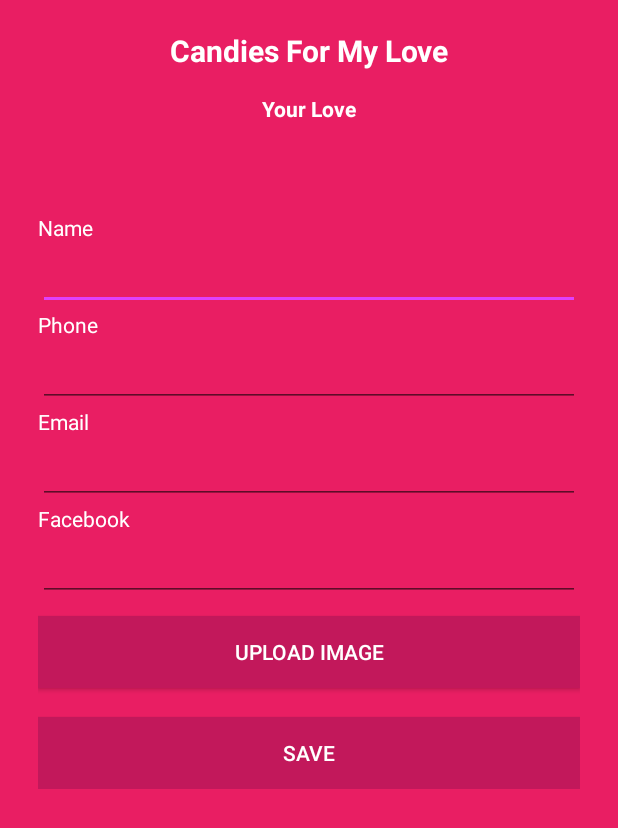
After one commit to futbolsalas15/udistrital-espingsw-informaticaI-dulcesparamiamor-appmovil, an Android app: the EditLoveActivity screen opened directly, with no data from a screen before it, on a phone screen of 412 x 824 dp. The commit adds this screen. Shown: the top 828 px of the screen. Run offline under Robolectric (Android 15) with nearby library versions, the phone set to English and light mode, and no system bars.

Commit message:
Se agrega botón a pagina de editar el amor.

```diff
--- a/app/src/main/AndroidManifest.xml
+++ b/app/src/main/AndroidManifest.xml
@@ -6,7 +6,7 @@
     <uses-permission android:name="android.permission.WRITE_EXTERNAL_STORAGE" />
     <uses-permission android:name="android.permission.INTERNET" />
     <uses-permission android:name="android.permission.READ_EXTERNAL_STORAGE" />
-    <uses-permission android:name="android.permission.SEND_SMS"/>
+    <uses-permission android:name="android.permission.SEND_SMS" />
 
     <uses-feature android:name="android.hardware.camera" />
     <uses-feature
@@ -15,7 +15,6 @@
     <uses-feature
         android:name="android.hardware.camera.flash"
         android:required="false" />
-
 
     <application
         android:allowBackup="true"
@@ -26,27 +25,26 @@
         <activity android:name=".view.LoginActivity">
             <intent-filter>
                 <action android:name="android.intent.action.MAIN" />
-
                 <category android:name="android.intent.category.LAUNCHER" />
             </intent-filter>
         </activity>
         <activity android:name=".view.MainActivity" />
         <activity android:name=".view.RegisterActivity" />
         <activity android:name=".view.RegisterLoverActivity" />
-        <activity android:name=".view.HomeActivity" />
+        <activity android:name=".view.HomeActivity" >
+        </activity>
         <activity android:name=".view.UploadActivity" />
         <activity
             android:name=".view.CameraActivity"
             android:screenOrientation="landscape"
-            android:theme="@style/ActionBarAppTheme"></activity>
+            android:theme="@style/ActionBarAppTheme" />
 
         <meta-data
             android:name="io.fabric.ApiKey"
             android:value="d151faadc8e2c9ff8714e7c49d8ecfb2fba050b5" />
 
-        <activity android:name=".view.MessageActivity">
-
-        </activity>
+        <activity android:name=".view.MessageActivity"></activity>
+        <activity android:name=".view.EditLoveActivity"></activity>
     </application>
 
 </manifest>
--- /dev/null
+++ b/app/src/main/java/co/edu/udistrital/dulcesparamiamor/view/EditLoveActivity.java
@@ -0,0 +1,15 @@
+package co.edu.udistrital.dulcesparamiamor.view;
+
+import android.support.v7.app.AppCompatActivity;
+import android.os.Bundle;
+
+import co.edu.udistrital.dulcesparamiamor.R;
+
+public class EditLoveActivity extends AppCompatActivity {
+
+    @Override
+    protected void onCreate(Bundle savedInstanceState) {
+        super.onCreate(savedInstanceState);
+        setContentView(R.layout.activity_edit_love);
+    }
+}
--- a/app/src/main/java/co/edu/udistrital/dulcesparamiamor/view/HomeActivity.java
+++ b/app/src/main/java/co/edu/udistrital/dulcesparamiamor/view/HomeActivity.java
@@ -17,10 +17,9 @@ public class HomeActivity extends AppCompatActivity {
 
 
 
-    public void loadImagefromGallery(View view)
+    public void EditLove(View view)
     {
-        startActivity(new Intent(HomeActivity.this, UploadActivity.class));
-
+        startActivity(new Intent(HomeActivity.this, EditLoveActivity.class));
     }
 
     public void startValidation(View view)
--- a/app/src/main/java/co/edu/udistrital/dulcesparamiamor/view/LoginActivity.java
+++ b/app/src/main/java/co/edu/udistrital/dulcesparamiamor/view/LoginActivity.java
@@ -153,6 +153,7 @@ public class LoginActivity extends AppCompatActivity {
                     SoapObject soapObject = new SoapObject();
                     soapObject.addProperty("correo", Email.getText().toString());
                     soapObject.addProperty("clave", Password.getText().toString());
+                    soapObject.addProperty("token", "");
                     OEAutenticar autenticarInput = new OEAutenticar(soapObject);
                     Log.e("Autenticar usuario","..");
                     autenticarUsuarioClient.autenticarUsuario(autenticarInput);
--- /dev/null
+++ b/app/src/main/res/layout/activity_edit_love.xml
@@ -0,0 +1,134 @@
+<?xml version="1.0" encoding="utf-8"?>
+<ScrollView xmlns:android="http://schemas.android.com/apk/res/android"
+    xmlns:tools="http://schemas.android.com/tools"
+    android:layout_width="match_parent"
+    android:layout_height="match_parent"
+    android:orientation="vertical"
+    android:background="@color/colorPrimary"
+    tools:context="co.edu.udistrital.dulcesparamiamor.view.EditLoveActivity">
+    <LinearLayout
+        android:layout_width="match_parent"
+        android:layout_height="wrap_content"
+        android:orientation="vertical"
+        >
+        <TextView
+            android:layout_width="match_parent"
+            android:layout_height="wrap_content"
+            android:text="@string/app_name"
+            android:textSize="20dp"
+            android:textColor="@color/textorIcons"
+            android:layout_marginTop="20dp"
+            android:gravity="center"
+            android:textStyle="bold"
+            />
+        <TextView
+            android:layout_width="match_parent"
+            android:layout_height="wrap_content"
+            android:textColor="@color/textorIcons"
+            android:layout_marginTop="15dp"
+            android:gravity="center"
+            android:textStyle="bold"
+            android:text="@string/lblyourlove"
+            ></TextView>
+        <RelativeLayout
+            android:layout_width="match_parent"
+            android:layout_height="wrap_content"
+            android:layout_marginTop="60dp"
+            android:layout_marginLeft="25dp"
+            android:layout_marginRight="25dp"
+            >
+            <TextView
+                android:layout_width="match_parent"
+                android:layout_height="wrap_content"
+                android:text="@string/lblname"
+                android:id="@+id/lblname"
+                android:textColor="@color/textorIcons"
+                />
+            <EditText
+                android:layout_width="match_parent"
+                android:layout_height="wrap_content"
+                android:layout_below="@id/lblname"
+                android:id="@+id/txtname"
+                android:textColor="@color/textorIcons"
+                />
+            <TextView
+                android:layout_width="match_parent"
+                android:layout_height="wrap_content"
+                android:text="@string/lblphone"
+                android:id="@+id/lblphone"
+                android:layout_below="@+id/txtname"
+                android:textColor="@color/textorIcons"
+                />
+            <EditText
+                android:layout_width="match_parent"
+                android:layout_height="wrap_content"
+                android:layout_below="@id/lblphone"
+                android:id="@+id/txtphone"
+                android:inputType="phone"
+                android:textColor="@color/textorIcons"
+                />
+            <TextView
+                android:layout_width="match_parent"
+                android:layout_height="wrap_content"
+                android:text="@string/lblemail"
+                android:layout_below="@id/txtphone"
+                android:id="@+id/lblemail"
+                android:textColor="@color/textorIcons"
+                />
+            <EditText
+                android:layout_width="match_parent"
+                android:layout_height="wrap_content"
+                android:layout_below="@id/lblemail"
+                android:id="@+id/txtemail"
+                android:inputType="textEmailAddress"
+                android:textColor="@color/textorIcons"
+                />
+            <TextView
+                android:layout_width="match_parent"
+                android:layout_height="wrap_content"
+                android:id="@+id/lblfacebook"
+                android:layout_below="@+id/txtemail"
+                android:text="Facebook"
+                android:textColor="@color/textorIcons"
+                />
+            <EditText
+                android:layout_width="match_parent"
+                android:layout_height="wrap_content"
+                android:id="@+id/txtfacebook"
+                android:layout_below="@id/lblfacebook"
+                android:textColor="@color/textorIcons"
+                android:inputType="textEmailAddress"
+                >
+            </EditText>
+            <Button
+                android:layout_width="match_parent"
+                android:layout_height="wrap_content"
+                android:text="@string/btnuploadimage"
+                android:id="@+id/btnuploadimage"
+                android:gravity="center"
+                android:layout_marginTop="10dp"
+                android:layout_below="@+id/txtfacebook"
+                android:background="@drawable/button_selecter"
+                android:textColor="@color/textorIcons"
+                android:onClick="loadImagefromGallery"
+                />
+            <TextView
+                android:layout_width="match_parent"
+                android:layout_height="wrap_content"
+                android:id="@+id/image_selector"
+                android:textColor="@color/textorIcons"
+                android:layout_below="@+id/btnuploadimage"
+                />
+            <Button
+                android:layout_width="match_parent"
+                android:layout_height="wrap_content"
+                android:text="@string/btnsave"
+                android:id="@+id/button"
+                android:gravity="center"
+                android:layout_below="@+id/image_selector"
+                android:background="@drawable/button_selecter"
+                android:textColor="@color/textorIcons"
+                />
+        </RelativeLayout>
+    </LinearLayout>
+</ScrollView>
--- a/app/src/main/res/layout/activity_home.xml
+++ b/app/src/main/res/layout/activity_home.xml
@@ -19,10 +19,10 @@
     <Button
         android:layout_width="match_parent"
         android:layout_height="wrap_content"
-        android:text="@string/upload_photo"
+        android:text="@string/btneditlove"
         android:textColor="@color/textorIcons"
         android:background="@drawable/button_selecter"
-        android:onClick="loadImagefromGallery"
+        android:onClick="EditLove"
         ></Button>
 
     <Button
--- a/app/src/main/res/values/strings.xml
+++ b/app/src/main/res/values/strings.xml
@@ -3,13 +3,15 @@
     <string name="logintext">LOGIN</string>
     <string name="singuptext">New User? Sing Up</string>
     <string name="btnsingup">SING UP</string>
+    <string name="btnsave">SAVE</string>
+    <string name="btneditlove">EDIT LOVE</string>
     <string name="btnsingupfirst">NEXT</string>
     <string name="lblemail">Email</string>
     <string name="lblpassword">Password</string>
     <string name="lblpasswordconfirm">Confirm Password</string>
     <string name="lblname">Name</string>
     <string name="lblphone">Phone</string>
-    <string name="lblmessage" >Message </string>
+    <string name="lblmessage">Message </string>
     <string name="lblyourlove">Your Love</string>
     <string name="login">Login</string>
     <string name="loginsuccess">Welcome!</string>
@@ -32,9 +34,9 @@
     <string name="upload_photo">Subir foto</string>
     <string name="start_validation">Iniciar Validación</string>
     <string name="welcome_message">Bienvenido</string>
-    <string name="services_namespace"  translatable="false">http://servicesImpl.service.udistrital.edu.co/</string>
-    <string name="validar_amor_url"  translatable="false" >http://dulces-para-mi-amor-ws.herokuapp.com/ValidarAmor?wsdl</string>
-    <string name="validar_amor_method"  translatable="false">validar</string>
+    <string name="services_namespace" translatable="false">http://servicesImpl.service.udistrital.edu.co/</string>
+    <string name="validar_amor_url" translatable="false">http://dulces-para-mi-amor-ws.herokuapp.com/ValidarAmor?wsdl</string>
+    <string name="validar_amor_method" translatable="false">validar</string>
     <string name="ws_registrar_usuario_url" translatable="false">http://proyectoweb-5g07603u.cloudapp.net/ServiceWeb/registrarUsuario/ws_servidor_registrarUsuario.asmx?wsdl</string>
     <string name="ws_namespace" translatable="false">http://tempuri.org/</string>
     <string name="ws_registrar_usuario_method" translatable="false">agregarUsuario</string>
```
